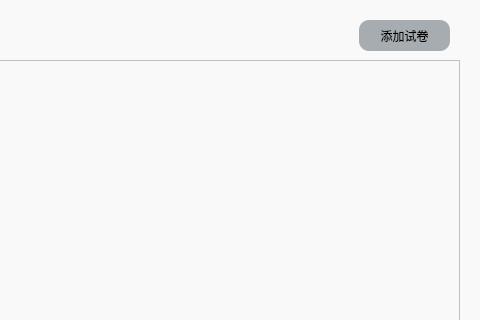
This is ExamEase/mainwindow.ui in jjbrow/qt as Qt 5 draws it before an edit; both pictures show x 231 to 711 and y 0 to 320 of the 711 by 521 pixel window. The edited form follows.
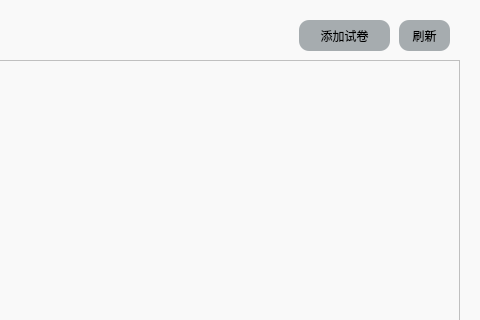
This is the edited form.

Patch:
```diff
--- a/ExamEase/mainwindow.ui
+++ b/ExamEase/mainwindow.ui
@@ -21,7 +21,7 @@
    <widget class="QPushButton" name="addPaper">
     <property name="geometry">
      <rect>
-      <x>590</x>
+      <x>530</x>
       <y>20</y>
       <width>91</width>
       <height>31</height>
@@ -62,6 +62,24 @@
      </rect>
     </property>
    </widget>
+   <widget class="QPushButton" name="refreshTable">
+    <property name="geometry">
+     <rect>
+      <x>630</x>
+      <y>20</y>
+      <width>51</width>
+      <height>31</height>
+     </rect>
+    </property>
+    <property name="styleSheet">
+     <string notr="true">font: 10pt &quot;微软雅黑&quot;;
+background-color: rgb(166, 172, 175);
+border-radius: 10px</string>
+    </property>
+    <property name="text">
+     <string>刷新</string>
+    </property>
+   </widget>
   </widget>
   <action name="action22">
    <property name="text">
```
